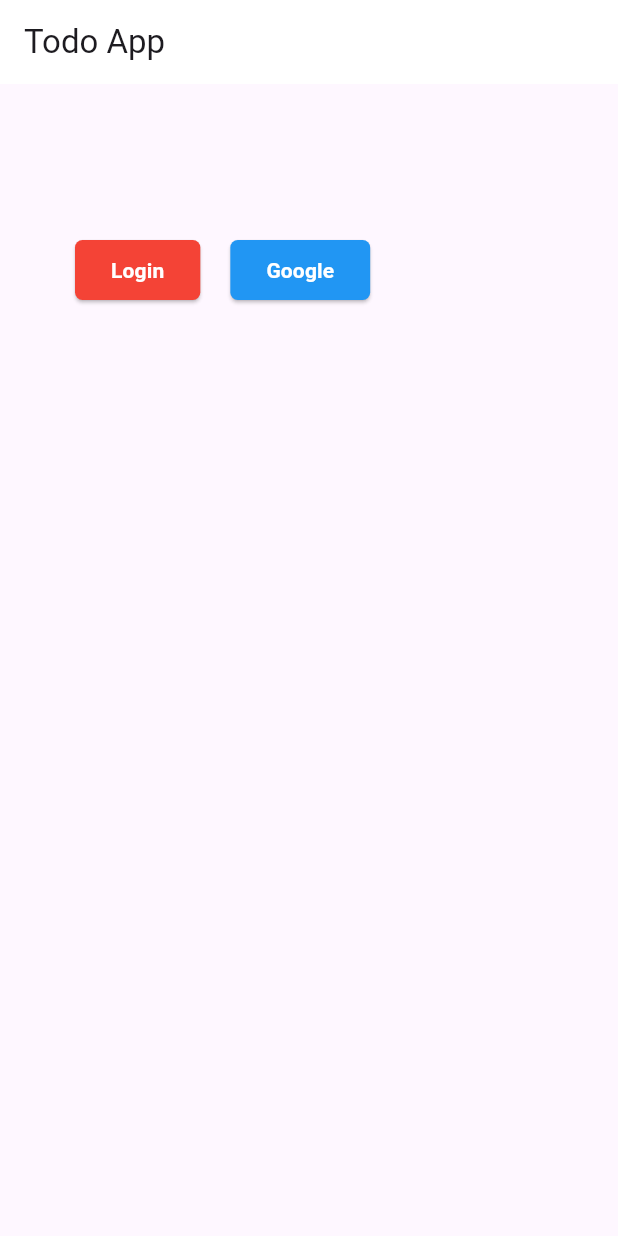
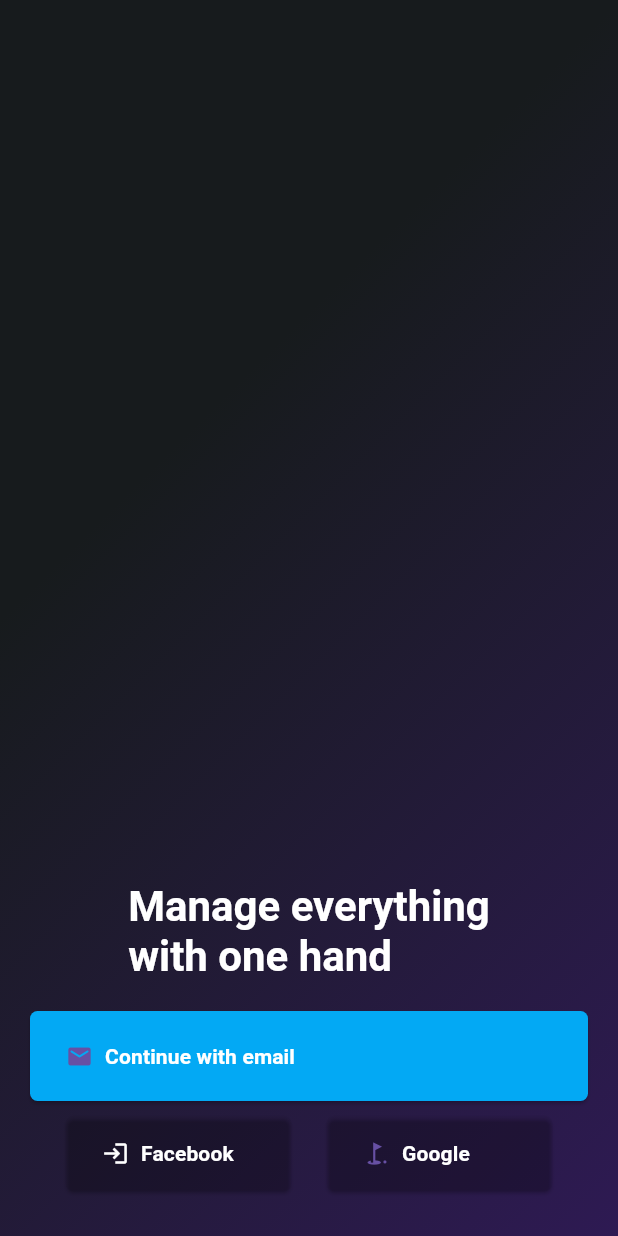
Before and after one commit to Hamza862-Naeem/Task_Management, a Flutter app: the screen it shows after launch, on a phone screen of 412 x 824 dp. Run offline on Flutter 3.47's test engine with Material 3 defaults, Android fonts, the phone set to English and light mode, and no system bars; our stand-ins replace flutter_riverpod.

Commit message:
custom button

```diff
--- a/lib/main.dart
+++ b/lib/main.dart
@@ -1,6 +1,6 @@
 import 'package:flutter/material.dart';
 import 'package:flutter_riverpod/flutter_riverpod.dart';
-import 'package:task_management/views/authentication/login_screen.dart';
+import 'package:task_management/views/authentication/login/main_screen.dart';
 
 void main() {
   runApp(const ProviderScope(child:MyApp()));
@@ -13,7 +13,7 @@ class MyApp extends StatelessWidget {
     return const MaterialApp(
       debugShowCheckedModeBanner: false,
       title: 'Todo App',
-      home: LoginScreen(),
+      home: MainScreen(),
     );
   }
 }
--- /dev/null
+++ b/lib/views/authentication/login/main_screen.dart
@@ -0,0 +1,113 @@
+import 'package:flutter/material.dart';
+import 'package:flutter_riverpod/flutter_riverpod.dart';
+import 'package:task_management/widgets/custom_button.dart';
+
+import '../../../data/constants/app_colors.dart';
+import 'login_screen.dart';
+
+class MainScreen extends ConsumerWidget {
+  const MainScreen({super.key});
+
+  @override
+  Widget build(BuildContext context, WidgetRef ref) {
+    return Scaffold(
+
+      body: Container(
+        decoration: BoxDecoration(
+          gradient: LinearGradient(
+            end: Alignment.bottomRight,
+            colors: [
+              const Color.fromRGBO(23, 27, 29, 1.0), // rgb(23, 27, 29)
+        const Color.fromRGBO(46, 26, 83, 1.0), // rgb(46, 26, 83)
+              // Colors.grey.shade900,
+              // Colors.deepPurpleAccent.shade700,
+            ],
+          ),
+        ),
+        child: Center(
+
+          child: Column(
+            mainAxisAlignment: MainAxisAlignment.end,
+            children: [
+
+              // You can keep this padding if you want some space at the top
+             Padding(
+                padding: const EdgeInsets.only(left: 50.0, right: 50.0, top: 100  ),
+                child: RichText(
+                  textAlign: TextAlign.start,
+                  text: const TextSpan(
+                  children:[
+                    const TextSpan(
+          text: 'Manage everything\n', // Add a line break here
+          style: TextStyle(fontSize: 28,
+          fontWeight: FontWeight.bold,
+           color: Colors.white),
+        ),
+
+        TextSpan(
+          text: 'with one hand', // Final part of the text
+          style: TextStyle(fontSize: 28,
+          fontWeight: FontWeight.bold,
+           color: Colors.white),
+        ),
+                  ]
+                  )
+
+                  // Optional: add a welcome message
+                ),
+              ),
+              const SizedBox(height: 20.0,),
+
+              // Buttons at the bottom
+              Padding(
+                padding: const EdgeInsets.symmetric(horizontal: 20.0), // Optional: add padding around buttons
+                child: Column(
+                  children: [
+                    CustomButton(
+                      onPressed: () {
+                         Navigator.push(context, MaterialPageRoute(builder: (BuildContext) => const LoginScreen())
+                         );
+                      },
+                      color: Colors.lightBlue,
+                      text: "Continue with email",
+                      width: double.infinity,
+                      height: 60,
+                      icon: const Icon(Icons.email_rounded),
+                    ),
+                    const SizedBox(height: 10.0),
+                    Row(
+                      mainAxisAlignment: MainAxisAlignment.spaceEvenly,
+                      children: [
+                        CustomButton(
+                          onPressed: () {
+
+                          },
+                          color: Colors.transparent,
+                          text: "Facebook",
+                          icon:  const Icon(Icons.login,color: Colors.white,),
+                          height: 50, // Increased height for better appearance
+                          width: 150, // Adjust width to fit your design
+                        ),
+                                              CustomButton(
+                          onPressed: () {
+
+                          },
+                          color: Colors.transparent,
+                          text: "Google",
+                          icon: const Icon(Icons.golf_course),
+                          height: 50, // Increased height for better appearance
+                          width: 150, // Adjust width to fit your design
+                        ),
+                      ],
+                    ),
+                  ],
+                ),
+              ),
+              const SizedBox(height: 30.0), // Optional space at the bottom
+            ],
+          ),
+        ),
+      ),
+    );
+  }
+}
--- a/lib/views/authentication/login_screen.dart
+++ /dev/null
@@ -1,40 +0,0 @@
-import 'package:flutter/material.dart';
-import 'package:flutter_riverpod/flutter_riverpod.dart';
-import 'package:task_management/widgets/custom_button.dart';
-
-class LoginScreen extends ConsumerWidget {
-  const LoginScreen({super.key});
-
-  @override
-  Widget build(BuildContext context, WidgetRef ref) {
-    return Scaffold(
-      appBar: AppBar(
-        backgroundColor: Colors.white,
-        title: Text('Todo App'),
-      ),
-     body:  Column(
-       children: [
-         Padding(
-           padding: const EdgeInsets.only(left: 50.0, right: 50.0, top: 100.0),
-
-
-                child: Row(
-                  children: [
-                    CustomButton(onPressed: (){}, color: Colors.red, text: "Login", icon:Icon(Icons.login), height: 20,width: 200,),
-                  SizedBox(width: 20.0,),
-                   CustomButton(onPressed: (){}, color: Colors.blue, text: "Google", icon:Icon(Icons.golf_course), height: 20,width: 480,)
-
-
-
-                  ],
-                )
-
-
-         ),
-       ],
-     ),
-
-
-    );
-  }
-}
--- a/lib/widgets/custom_button.dart
+++ b/lib/widgets/custom_button.dart
@@ -7,39 +7,54 @@ class CustomButton extends StatelessWidget {
   final VoidCallback onPressed;
  final Color color;
  final String text;
- final Icon? icon;
+ final Icon icon;
  final double width;
  final double height;
   const CustomButton({
-    Key? key,
+    super.key,
 
     required this.onPressed,
     required this.color,
     required this.text,
-    this.icon,
+   required this.icon,
     required this.width,
     required this.height,
-  }) : super(key: key);
+  });
 
   @override
   Widget build(BuildContext context) {
-    return ElevatedButton
+    return SizedBox(
+      height: height,
+      width: width,
+      child: ElevatedButton
       (onPressed: onPressed,
+
+
          style: ElevatedButton.styleFrom(
 
        backgroundColor: color,
+
+
 
        shape: RoundedRectangleBorder(
         borderRadius: BorderRadius.circular(5)
        )
 
          ),
-     child: Text(text,
+
+       child: Row(
+         children: [
+          icon,
+          const SizedBox(width: 8,),
+           Text(text,
            style: TextStyle(fontSize: 14,
            color: Colors.white,
            fontWeight: FontWeight.bold,
            ),),
+         ],
+       ),
 
+      ),
     );
   }
 }
```
Also changed, not shown: lib/data/constants/app_colors.dart (+62 -0 lines), lib/views/authentication/login/login_screen.dart (added, +34 -0 lines), lib/widgets/custom_textfield.dart (added, +12 -0 lines). Lines whose indentation alone changed are shown as unchanged.
